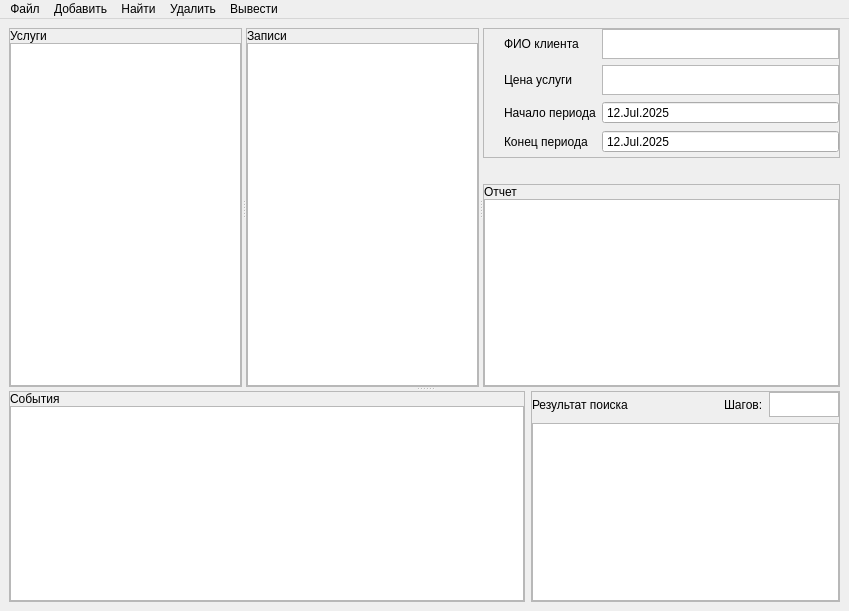
The window that mainwindow.ui (mintedcoinn/course-proj) describes before a commit, drawn with Qt 5.
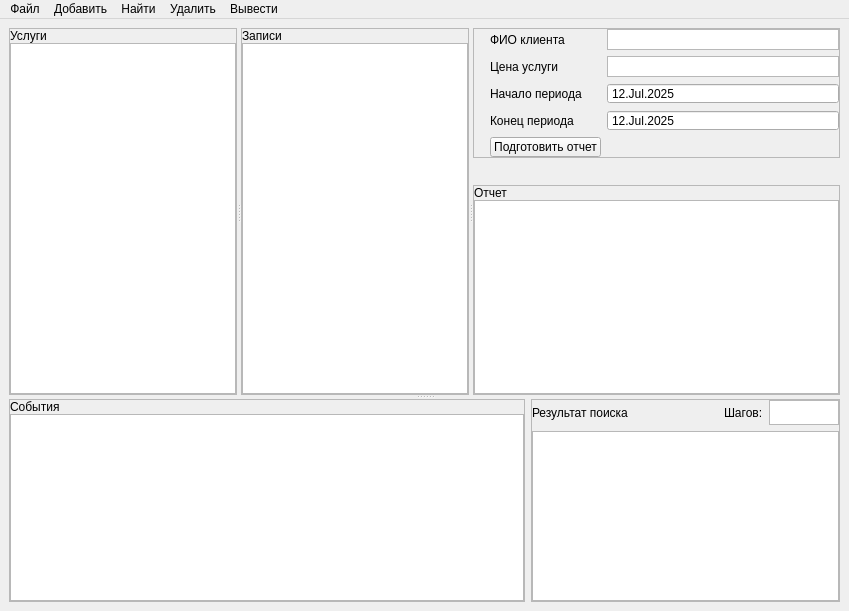
The same window after the commit.

Commit message: finished report maker

The edit to the form file:
```diff
--- a/mainwindow.ui
+++ b/mainwindow.ui
@@ -202,7 +202,7 @@
            <property name="frameShadow">
             <enum>QFrame::Raised</enum>
            </property>
-           <layout class="QGridLayout" name="gridLayout" rowstretch="1,1,2,2">
+           <layout class="QGridLayout" name="gridLayout" rowstretch="1,1,2,2,0">
             <property name="leftMargin">
              <number>0</number>
             </property>
@@ -225,29 +225,10 @@
               </property>
              </widget>
             </item>
-            <item row="0" column="2">
-             <widget class="QPlainTextEdit" name="customerName">
-              <property name="maximumSize">
-               <size>
-                <width>400</width>
-                <height>30</height>
-               </size>
-              </property>
-              <property name="verticalScrollBarPolicy">
-               <enum>Qt::ScrollBarAlwaysOff</enum>
-              </property>
-              <property name="horizontalScrollBarPolicy">
-               <enum>Qt::ScrollBarAlwaysOff</enum>
-              </property>
-              <property name="undoRedoEnabled">
-               <bool>true</bool>
-              </property>
-             </widget>
-            </item>
-            <item row="3" column="1">
-             <widget class="QLabel" name="label_9">
+            <item row="1" column="1">
+             <widget class="QLabel" name="label_7">
               <property name="text">
-               <string>Конец периода</string>
+               <string>Цена услуги</string>
               </property>
              </widget>
             </item>
@@ -270,6 +251,32 @@
               </property>
              </widget>
             </item>
+            <item row="3" column="0">
+             <spacer name="horizontalSpacer_4">
+              <property name="orientation">
+               <enum>Qt::Horizontal</enum>
+              </property>
+              <property name="sizeHint" stdset="0">
+               <size>
+                <width>40</width>
+                <height>20</height>
+               </size>
+              </property>
+             </spacer>
+            </item>
+            <item row="2" column="0">
+             <spacer name="horizontalSpacer_3">
+              <property name="orientation">
+               <enum>Qt::Horizontal</enum>
+              </property>
+              <property name="sizeHint" stdset="0">
+               <size>
+                <width>40</width>
+                <height>20</height>
+               </size>
+              </property>
+             </spacer>
+            </item>
             <item row="3" column="2">
              <widget class="QDateEdit" name="endPeriod">
               <property name="buttonSymbols">
@@ -290,17 +297,10 @@
               </property>
              </widget>
             </item>
-            <item row="0" column="1">
-             <widget class="QLabel" name="label_6">
+            <item row="3" column="1">
+             <widget class="QLabel" name="label_9">
               <property name="text">
-               <string>ФИО клиента</string>
-              </property>
-             </widget>
-            </item>
-            <item row="1" column="1">
-             <widget class="QLabel" name="label_7">
-              <property name="text">
-               <string>Цена услуги</string>
+               <string>Конец периода</string>
               </property>
              </widget>
             </item>
@@ -340,31 +340,12 @@
               </property>
              </spacer>
             </item>
-            <item row="2" column="0">
-             <spacer name="horizontalSpacer_3">
-              <property name="orientation">
-               <enum>Qt::Horizontal</enum>
+            <item row="0" column="1">
+             <widget class="QLabel" name="label_6">
+              <property name="text">
+               <string>ФИО клиента</string>
               </property>
-              <property name="sizeHint" stdset="0">
-               <size>
-                <width>40</width>
-                <height>20</height>
-               </size>
-              </property>
-             </spacer>
-            </item>
-            <item row="3" column="0">
-             <spacer name="horizontalSpacer_4">
-              <property name="orientation">
-               <enum>Qt::Horizontal</enum>
-              </property>
-              <property name="sizeHint" stdset="0">
-               <size>
-                <width>40</width>
-                <height>20</height>
-               </size>
-              </property>
-             </spacer>
+             </widget>
             </item>
             <item row="1" column="0">
              <spacer name="horizontalSpacer_5">
@@ -379,6 +360,45 @@
               </property>
              </spacer>
             </item>
+            <item row="0" column="2">
+             <widget class="QPlainTextEdit" name="customerNameReport">
+              <property name="maximumSize">
+               <size>
+                <width>400</width>
+                <height>30</height>
+               </size>
+              </property>
+              <property name="verticalScrollBarPolicy">
+               <enum>Qt::ScrollBarAlwaysOff</enum>
+              </property>
+              <property name="horizontalScrollBarPolicy">
+               <enum>Qt::ScrollBarAlwaysOff</enum>
+              </property>
+              <property name="undoRedoEnabled">
+               <bool>true</bool>
+              </property>
+             </widget>
+            </item>
+            <item row="4" column="1">
+             <widget class="QPushButton" name="reportmakeButton">
+              <property name="text">
+               <string>Подготовить отчет</string>
+              </property>
+             </widget>
+            </item>
+            <item row="4" column="0">
+             <spacer name="horizontalSpacer">
+              <property name="orientation">
+               <enum>Qt::Horizontal</enum>
+              </property>
+              <property name="sizeHint" stdset="0">
+               <size>
+                <width>40</width>
+                <height>20</height>
+               </size>
+              </property>
+             </spacer>
+            </item>
            </layout>
           </widget>
          </item>
```
Left out of the diff: 10 changed lines with no effect on the pictures. The commit also changes 11 other files.
